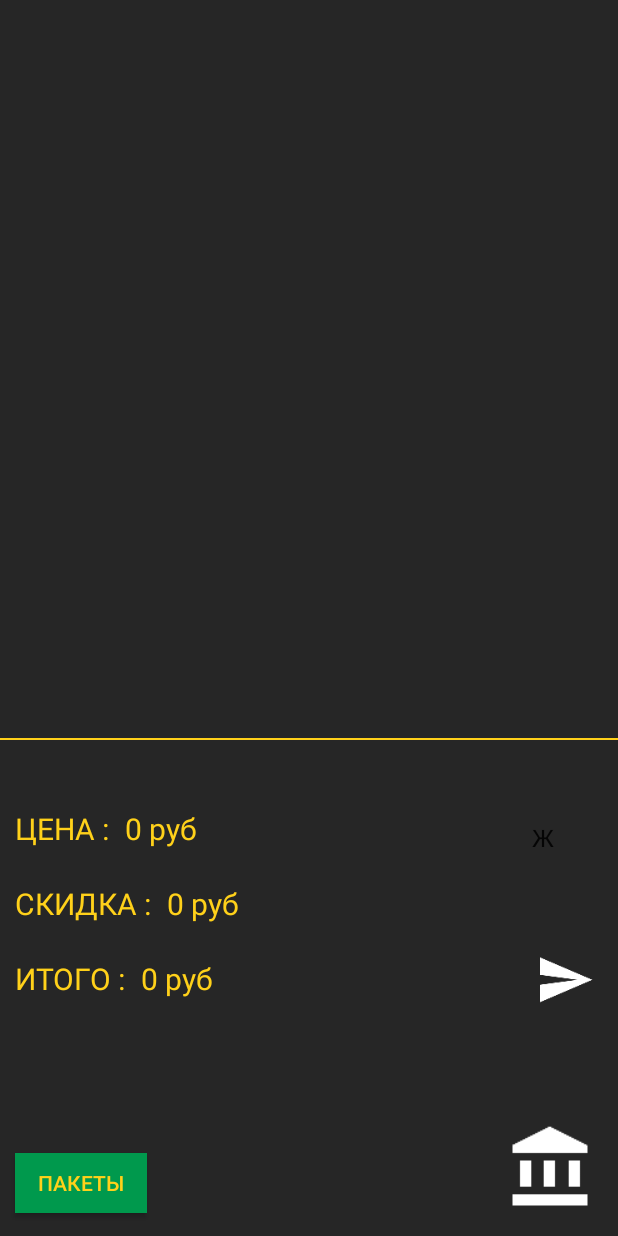
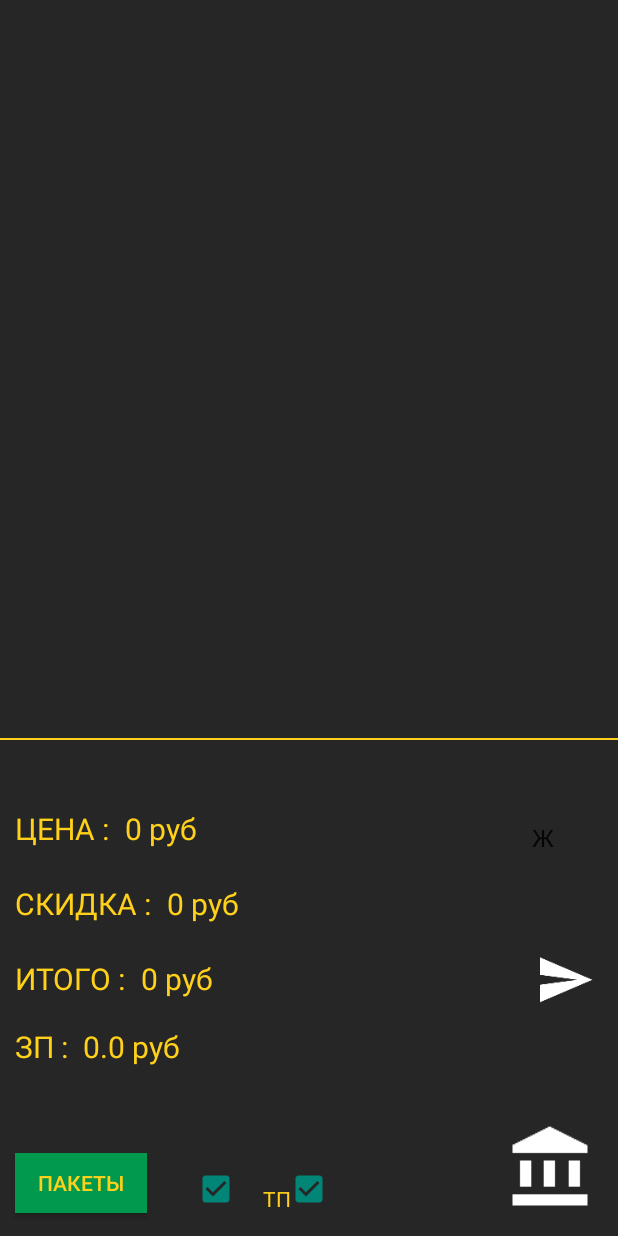
Before and after one commit to PavelKuchkovskii/Miscalculation, an Android app: the ContinePrice screen opened directly, with no data from a screen before it, on a phone screen of 412 x 824 dp. Run offline under Robolectric (Android 15) with nearby library versions, the phone set to English and light mode, and no system bars; 4 statements that could not run were skipped.

Commit message:
added salary and changed stand prof

```diff
--- a/app/src/main/java/com/example/miscalculation/ContinePrice.java
+++ b/app/src/main/java/com/example/miscalculation/ContinePrice.java
@@ -15,6 +15,8 @@ import android.view.animation.AnimationUtils;
 import android.widget.AdapterView;
 import android.widget.ArrayAdapter;
 import android.widget.Button;
+import android.widget.CheckBox;
+import android.widget.CompoundButton;
 import android.widget.ImageView;
 import android.widget.ListView;
 import android.widget.Spinner;
@@ -39,20 +41,23 @@ import java.util.zip.GZIPOutputStream;
 
 public class ContinePrice extends AppCompatActivity {
 
-
-
     static TextView textPriceOutcome;
     static TextView textPriceR;
     static TextView textDiscont;
     static TextView textPriceOutcomePR;
     static TextView textPriceRPR;
     static TextView textDiscontPR;
+    static TextView salary;
+    static TextView salaryText;
     static Spinner spinnerPrice;
     static ImageView imSendQr;
     static ImageView imBank;
     static ImageView getSpecificationImage;
     static Button pockets;
     static ListView productList;
+    static CheckBox isCheckSalary;
+    static CheckBox isCheckStand;
+    static boolean isCheckStand1 = true;
 
 
     static ArrayAdapter<String> adapterPrice;
@@ -93,6 +98,8 @@ public class ContinePrice extends AppCompatActivity {
         textPriceOutcomePR = findViewById(R.id.priceAmountContinePricePR);
         textPriceRPR = findViewById(R.id.priceRPR);
         textDiscontPR = findViewById(R.id.priceDiscontPR);
+        salary = findViewById(R.id.salaryAmount);
+        salaryText = findViewById(R.id.salaryText);
 
         adapterPrice = new ArrayAdapter<>(this, android.R.layout.simple_spinner_item, dataPrice);
         adapterPrice.setDropDownViewResource(android.R.layout.simple_spinner_dropdown_item);
@@ -113,6 +120,10 @@ public class ContinePrice extends AppCompatActivity {
 
         productList = findViewById(R.id.listProductContinePrice);
         productList.setAdapter(adapterProdLst);
+
+        isCheckSalary = findViewById(R.id.isCheckSalary);
+        isCheckStand = findViewById(R.id.isCheckStand);
+        isCheckStand.setChecked(MainActivity.hashMap.get(MainActivity.nameMeasure).isStand());
 
 
 //----------------------------------СПИННЕР------------------------------------------------------------------------
@@ -180,6 +191,39 @@ public class ContinePrice extends AppCompatActivity {
 
             }
         });
+
+//----------------------------------------------------------------------------------------------------------------------------------------------------------
+        // Создание слушателя для CheckBox
+        isCheckSalary.setOnCheckedChangeListener(new CompoundButton.OnCheckedChangeListener() {
+            @Override
+            public void onCheckedChanged(CompoundButton buttonView, boolean isChecked) {
+
+                // Обработка события изменения состояния CheckBox
+                if (isChecked) {
+                    // Если CheckBox отмечен
+                    salaryText.setVisibility(View.VISIBLE);
+                    salary.setVisibility(View.VISIBLE);
+                } else {
+                    // Если CheckBox не отмечен
+                    salaryText.setVisibility(View.INVISIBLE);
+                    salary.setVisibility(View.INVISIBLE);
+                }
+            }
+        });
+//----------------------------------------------------------------------------------------------------------------------------------------------------------------
+        // Создание слушателя для CheckBox
+        isCheckStand.setOnCheckedChangeListener(new CompoundButton.OnCheckedChangeListener() {
+            @Override
+            public void onCheckedChanged(CompoundButton buttonView, boolean isChecked) {
+
+                isCheckStand1 = isChecked;
+                MainActivity.hashMap.get(MainActivity.nameMeasure).setStand(isCheckStand1);
+                setPriceOutcome(positionPrice1);
+                if(MainActivity.nameMeasure.contains("COMFORTPOCKET") || MainActivity.nameMeasure.contains("PREMIUMPOCKET")) {
+                    spinnerPrice.setVisibility(View.INVISIBLE);
+                }
+            }
+        });
 //----------------------------------------------------------------------------------------------------------------------------------------------------------------
         pockets.setOnClickListener(new View.OnClickListener() {
             @Override
@@ -208,9 +252,17 @@ public class ContinePrice extends AppCompatActivity {
     }
 
     public void setPriceOutcome(int i) {
-        continePriceZh = (int) Math.ceil(((mounting + slopes + interest + price + delivery + other + plus) * course) * MainActivity.prices.CALCPERC);
 
-        continePriceM = (int) Math.ceil(((mounting + slopes + (interest * MainActivity.prices.MINPRICE) + price + delivery + other) * course) * MainActivity.prices.CALCPERC);
+        double standPrice = 0;
+
+        for (int i1 = 0; i1 < MainActivity.hashMap.get(MainActivity.nameMeasure).getItemInfoSize(); i1++) {
+            String[] str = MainActivity.hashMap.get(MainActivity.nameMeasure).getItemInfo(i1).split("\n");
+            standPrice += getStandPrice(str[0]);
+        }
+
+        continePriceZh = (int) Math.ceil(((mounting + slopes + interest + price + delivery + other + plus - (isCheckStand1 ? 0 : standPrice)) * course) * MainActivity.prices.CALCPERC);
+
+        continePriceM = (int) Math.ceil(((mounting + slopes + (interest * MainActivity.prices.MINPRICE) + price + delivery + other - (isCheckStand1 ? 0 : standPrice)) * course) * MainActivity.prices.CALCPERC);
 
 
         //Это ЗАВЫШЕННАЯ стоимость для скидок
@@ -223,12 +275,30 @@ public class ContinePrice extends AppCompatActivity {
             //Сумма скидки
             textDiscont.setText((b - continePriceZh) + " руб");
 
+            salary.setText(Math.round(((int) Math.ceil(((mounting + slopes + interest + price + delivery + other - (isCheckStand1 ? 0 : standPrice)) * course) * MainActivity.prices.CALCPERC)) * (isCheckStand1 ? 0.04 : 0.03) * 100.0) / 100.0 + " руб");
+
         } else {
             textPriceOutcome.setText( continePriceM + " руб");
 
             //Сумма скидки
             textDiscont.setText((b - continePriceM) + " руб");
+
+            salary.setText((Math.round((int) Math.ceil(((mounting + slopes + (interest * MainActivity.prices.MINPRICE) + price + delivery + other - (isCheckStand1 ? 0 : standPrice)) * course) * MainActivity.prices.CALCPERC)) * 0.03 * 100.0) / 100.0 + " руб");
         }
+    }
+
+    public static double getStandPrice(String e) {
+        String result  = "";
+
+        if(e.contains("УНЗ_№_") && !e.contains("G")) {
+            result = e.replace("УНЗ_№_", "");
+            result = result.replace('V', '.');
+        }
+        else {
+            return 0;
+        }
+
+        return Double.parseDouble(result);
     }
 
 
@@ -434,4 +504,10 @@ public class ContinePrice extends AppCompatActivity {
         Bank.setPriceLizWithPrepaid(pLizZh,pLizM);
 
     }
+
+    @Override
+    protected void onPostResume() {
+        super.onPostResume();
+        setPriceOutcome(positionPrice1);
+    }
 }
--- a/app/src/main/java/com/example/miscalculation/MainActivity.java
+++ b/app/src/main/java/com/example/miscalculation/MainActivity.java
@@ -363,8 +363,9 @@ public class MainActivity extends AppCompatActivity
 
                                 if(String.valueOf(userInput.getText()).equals("")) {
                                     Toast.makeText(getApplicationContext(), "Поле не может быть пустым.", Toast.LENGTH_SHORT).show();
-                                }else {
-                                    ProductList.clearAll();
+                                }
+                                else {
+
                                     nameMeasure = String.valueOf(userInput.getText());
 
                                     //Теперь регион всегда МИНСК, нет разницы в цене между регионами, везде ВСЕГДА одна ЦЕНА
--- a/app/src/main/java/com/example/miscalculation/ProductList.java
+++ b/app/src/main/java/com/example/miscalculation/ProductList.java
@@ -405,7 +405,9 @@ public class ProductList extends AppCompatActivity {
 
                     textRegion.setVisibility(View.VISIBLE);
                 }
-                setTextRegion();
+                if(MainActivity.hashMap.get(MainActivity.nameMeasure) != null) {
+                    setTextRegion();
+                }
 
             }
 
--- a/app/src/main/res/layout/activity_contineprice.xml
+++ b/app/src/main/res/layout/activity_contineprice.xml
@@ -83,6 +83,28 @@
         android:text="ИТОГО :"
         android:textColor="#ffd11a"/>
 
+    <TextView
+        android:id="@+id/salaryText"
+        android:layout_width="wrap_content"
+        android:layout_height="40dp"
+        android:textSize="20dp"
+        android:layout_marginLeft="10dp"
+        android:layout_alignParentBottom="true"
+        android:layout_marginBottom="100dp"
+        android:text="ЗП :"
+        android:textColor="#ffd11a"/>
+
+    <TextView
+        android:id="@+id/salaryAmount"
+        android:layout_width="wrap_content"
+        android:layout_height="40dp"
+        android:textSize="20dp"
+        android:layout_marginLeft="10dp"
+        android:layout_alignBottom="@id/salaryText"
+        android:layout_toRightOf="@+id/salaryText"
+        android:text="ЗП"
+        android:textColor="#ffd11a"/>
+
     <Spinner
         android:id="@+id/spinner_price"
         android:layout_width="55dp"
@@ -135,4 +157,38 @@
         android:background="#00994d"
         android:textColor="#ffd11a"/>
 
+    <CheckBox
+        android:id="@+id/isCheckSalary"
+        android:layout_width="wrap_content"
+        android:layout_height="wrap_content"
+        android:layout_marginBottom="15dp"
+        android:layout_toRightOf="@+id/button_pockets"
+        android:layout_alignParentBottom="true"
+        android:layout_marginTop="25dp"
+        android:layout_marginLeft="30dp"
+        android:checked="true"/>
+
+    <TextView
+        android:id="@+id/standIsCheckText"
+        android:layout_width="wrap_content"
+        android:layout_height="wrap_content"
+        android:layout_marginBottom="15dp"
+        android:layout_toRightOf="@+id/isCheckSalary"
+        android:layout_alignParentBottom="true"
+        android:layout_marginTop="25dp"
+        android:layout_marginLeft="15dp"
+        android:text="ТП"
+        android:textColor="#ffd11a"/>
+
+    <CheckBox
+        android:id="@+id/isCheckStand"
+        android:layout_width="wrap_content"
+        android:layout_height="wrap_content"
+        android:layout_marginBottom="15dp"
+        android:layout_toRightOf="@+id/isCheckSalary"
+        android:layout_alignParentBottom="true"
+        android:layout_marginTop="25dp"
+        android:layout_marginLeft="30dp"
+        android:checked="true"/>
+
 </RelativeLayout>
--- a/app/src/main/res/values/PriceArrays.xml
+++ b/app/src/main/res/values/PriceArrays.xml
@@ -765,6 +765,7 @@
         <item>Danke STANDART</item>
         <item>Danke PREMIUM</item>
         <item>Danke ESTERA</item>
+        <item>Клинтач (Минск)</item>
     </string-array>
 
     <string-array name="dtaColorDop">
--- a/build.gradle
+++ b/build.gradle
@@ -5,7 +5,7 @@ buildscript {
         jcenter()
     }
     dependencies {
-        classpath 'com.android.tools.build:gradle:7.2.1'
+        classpath 'com.android.tools.build:gradle:8.2.2'
 
         // NOTE: Do not place your application dependencies here; they belong
         // in the individual module build.gradle files
--- a/gradle.properties
+++ b/gradle.properties
@@ -17,3 +17,6 @@ org.gradle.jvmargs=-Xmx2048m -Dfile.encoding=UTF-8
 android.useAndroidX=true
 # Automatically convert third-party libraries to use AndroidX
 android.enableJetifier=true
+android.defaults.buildfeatures.buildconfig=true
+android.nonTransitiveRClass=false
+android.nonFinalResIds=false
```
Also changed, not shown: app/build.gradle (+13 -11 lines), app/src/main/AndroidManifest.xml (+8 -6 lines), app/src/main/java/com/example/miscalculation/AddDopActivity.java (+20 -0 lines), app/src/main/java/com/example/miscalculation/Bank.java (+16 -16 lines), app/src/main/java/com/example/miscalculation/DopPrices.java (+9 -3 lines), app/src/main/java/com/example/miscalculation/Measure.java (+14 -3 lines), app/src/main/res/layout/activity_bank.xml (+87 -67 lines), gradle/wrapper/gradle-wrapper.properties.
